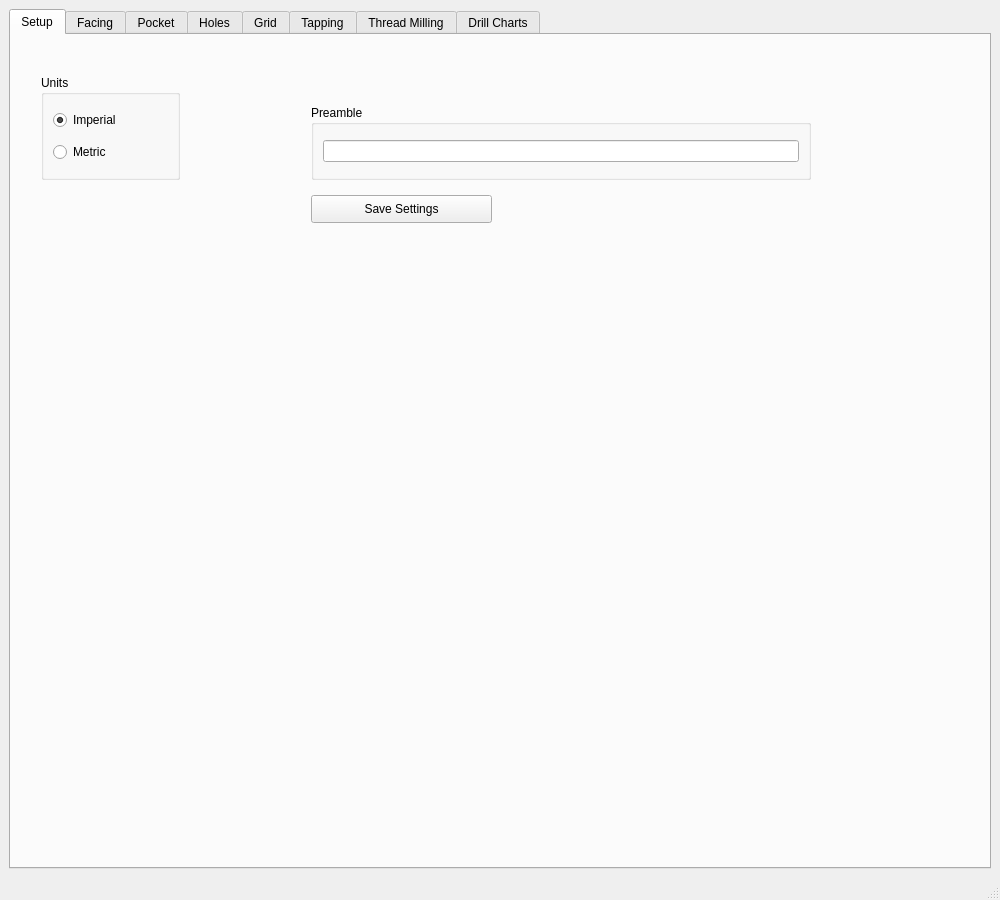
Qt form gcode/src/gcode.ui (jethornton/gcode) before a commit.
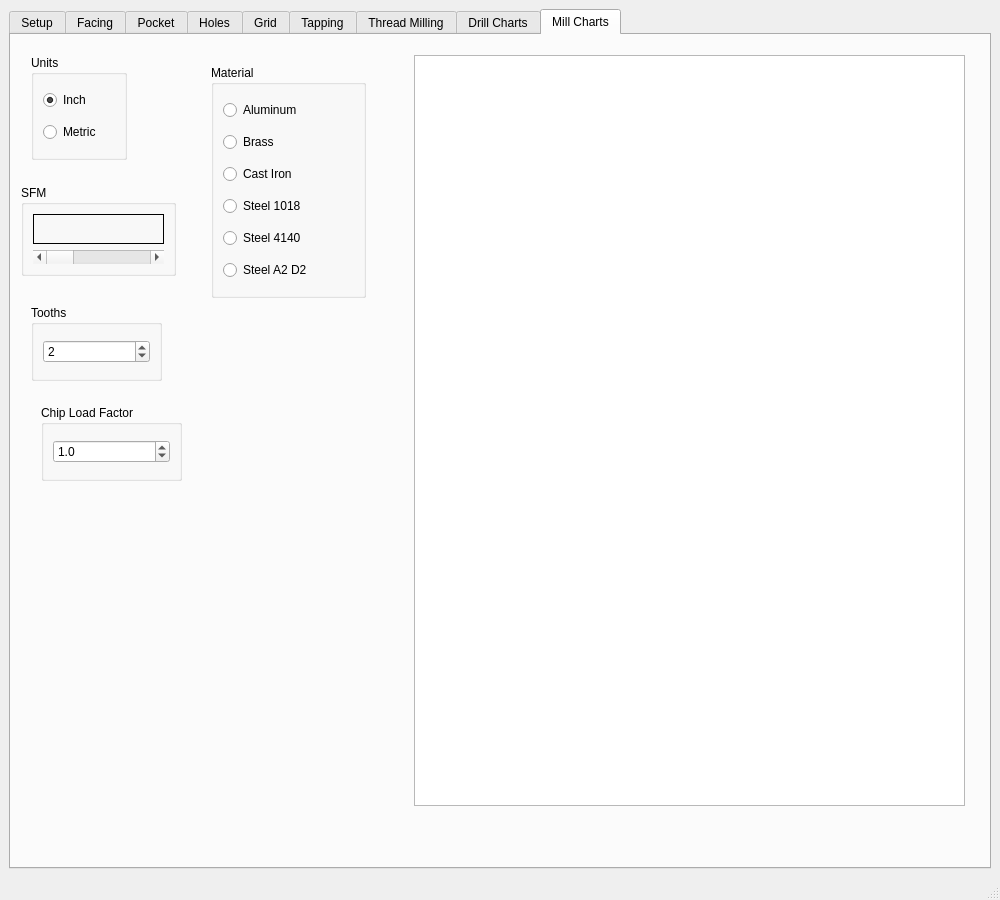
The same form after that commit. The open tabs and pages were chosen to show the change.

Commit message: add milling chart

What changed in the file:
```diff
--- a/gcode/src/gcode.ui
+++ b/gcode/src/gcode.ui
@@ -1388,6 +1388,258 @@
         </item>
        </layout>
       </widget>
+      <widget class="QWidget" name="tab_17">
+       <attribute name="title">
+        <string>Mill Charts</string>
+       </attribute>
+       <widget class="QPlainTextEdit" name="millPTE">
+        <property name="geometry">
+         <rect>
+          <x>403</x>
+          <y>20</y>
+          <width>551</width>
+          <height>751</height>
+         </rect>
+        </property>
+       </widget>
+       <widget class="QGroupBox" name="groupBox_14">
+        <property name="geometry">
+         <rect>
+          <x>20</x>
+          <y>20</y>
+          <width>96</width>
+          <height>105</height>
+         </rect>
+        </property>
+        <property name="title">
+         <string>Units</string>
+        </property>
+        <layout class="QGridLayout" name="gridLayout_21">
+         <item row="0" column="0">
+          <widget class="QRadioButton" name="millInchRB">
+           <property name="text">
+            <string>Inch</string>
+           </property>
+           <property name="checked">
+            <bool>true</bool>
+           </property>
+           <attribute name="buttonGroup">
+            <string notr="true">millUnitsBG</string>
+           </attribute>
+          </widget>
+         </item>
+         <item row="1" column="0">
+          <widget class="QRadioButton" name="millMetricRB">
+           <property name="text">
+            <string>Metric</string>
+           </property>
+           <attribute name="buttonGroup">
+            <string notr="true">millUnitsBG</string>
+           </attribute>
+          </widget>
+         </item>
+        </layout>
+       </widget>
+       <widget class="QGroupBox" name="groupBox_17">
+        <property name="geometry">
+         <rect>
+          <x>200</x>
+          <y>30</y>
+          <width>155</width>
+          <height>233</height>
+         </rect>
+        </property>
+        <property name="title">
+         <string>Material</string>
+        </property>
+        <layout class="QGridLayout" name="gridLayout_22">
+         <item row="0" column="0">
+          <widget class="QRadioButton" name="millAluminumRB">
+           <property name="text">
+            <string>Aluminum</string>
+           </property>
+           <property name="material" stdset="0">
+            <string>aluminum</string>
+           </property>
+           <property name="sfm" stdset="0">
+            <number>600</number>
+           </property>
+           <attribute name="buttonGroup">
+            <string notr="true">millMaterialBG</string>
+           </attribute>
+          </widget>
+         </item>
+         <item row="1" column="0">
+          <widget class="QRadioButton" name="millBrassRB">
+           <property name="text">
+            <string>Brass</string>
+           </property>
+           <property name="material" stdset="0">
+            <string>aluminum</string>
+           </property>
+           <property name="sfm" stdset="0">
+            <number>480</number>
+           </property>
+           <attribute name="buttonGroup">
+            <string notr="true">millMaterialBG</string>
+           </attribute>
+          </widget>
+         </item>
+         <item row="4" column="0">
+          <widget class="QRadioButton" name="millToolSteelRB">
+           <property name="text">
+            <string>Steel 4140</string>
+           </property>
+           <property name="material" stdset="0">
+            <string>s1018</string>
+           </property>
+           <property name="sfm" stdset="0">
+            <number>300</number>
+           </property>
+           <attribute name="buttonGroup">
+            <string notr="true">millMaterialBG</string>
+           </attribute>
+          </widget>
+         </item>
+         <item row="5" column="0">
+          <widget class="QRadioButton" name="radioButton">
+           <property name="text">
+            <string>Steel A2 D2</string>
+           </property>
+           <property name="material" stdset="0">
+            <string>sa2d2</string>
+           </property>
+           <property name="sfm" stdset="0">
+            <number>240</number>
+           </property>
+           <attribute name="buttonGroup">
+            <string notr="true">millMaterialBG</string>
+           </attribute>
+          </widget>
+         </item>
+         <item row="2" column="0">
+          <widget class="QRadioButton" name="millCastIronRB">
+           <property name="text">
+            <string>Cast Iron</string>
+           </property>
+           <property name="material" stdset="0">
+            <string>cast</string>
+           </property>
+           <property name="sfm" stdset="0">
+            <number>360</number>
+           </property>
+           <attribute name="buttonGroup">
+            <string notr="true">millMaterialBG</string>
+           </attribute>
+          </widget>
+         </item>
+         <item row="3" column="0">
+          <widget class="QRadioButton" name="millMildSteelRB">
+           <property name="text">
+            <string>Steel 1018</string>
+           </property>
+           <property name="material" stdset="0">
+            <string>s1018</string>
+           </property>
+           <property name="sfm" stdset="0">
+            <number>420</number>
+           </property>
+           <attribute name="buttonGroup">
+            <string notr="true">millMaterialBG</string>
+           </attribute>
+          </widget>
+         </item>
+        </layout>
+       </widget>
+       <widget class="QGroupBox" name="drillsfmGB_2">
+        <property name="geometry">
+         <rect>
+          <x>10</x>
+          <y>150</y>
+          <width>155</width>
+          <height>91</height>
+         </rect>
+        </property>
+        <property name="title">
+         <string>SFM</string>
+        </property>
+        <layout class="QGridLayout" name="gridLayout_23">
+         <item row="1" column="0">
+          <widget class="QScrollBar" name="millSfmSB">
+           <property name="singleStep">
+            <number>10</number>
+           </property>
+           <property name="orientation">
+            <enum>Qt::Horizontal</enum>
+           </property>
+          </widget>
+         </item>
+         <item row="0" column="0">
+          <widget class="QLabel" name="millSfmLb">
+           <property name="frameShape">
+            <enum>QFrame::Box</enum>
+           </property>
+           <property name="text">
+            <string/>
+           </property>
+          </widget>
+         </item>
+        </layout>
+       </widget>
+       <widget class="QGroupBox" name="groupBox_15">
+        <property name="geometry">
+         <rect>
+          <x>20</x>
+          <y>270</y>
+          <width>131</width>
+          <height>76</height>
+         </rect>
+        </property>
+        <property name="title">
+         <string>Tooths</string>
+        </property>
+        <layout class="QGridLayout" name="gridLayout_24">
+         <item row="0" column="0">
+          <widget class="QSpinBox" name="millToothsSB">
+           <property name="maximum">
+            <number>20</number>
+           </property>
+           <property name="value">
+            <number>2</number>
+           </property>
+          </widget>
+         </item>
+        </layout>
+       </widget>
+       <widget class="QGroupBox" name="groupBox_16">
+        <property name="geometry">
+         <rect>
+          <x>30</x>
+          <y>370</y>
+          <width>141</width>
+          <height>76</height>
+         </rect>
+        </property>
+        <property name="title">
+         <string>Chip Load Factor</string>
+        </property>
+        <layout class="QGridLayout" name="gridLayout_25">
+         <item row="0" column="0">
+          <widget class="QDoubleSpinBox" name="millChipLoadFactorDSB">
+           <property name="decimals">
+            <number>1</number>
+           </property>
+           <property name="singleStep">
+            <double>0.100000000000000</double>
+           </property>
+           <property name="value">
+            <double>1.000000000000000</double>
+           </property>
+          </widget>
+         </item>
+        </layout>
+       </widget>
+      </widget>
      </widget>
     </item>
    </layout>
```
Left out of the diff: 28 changed lines with no effect on the pictures. The commit also changes 3 other files.
